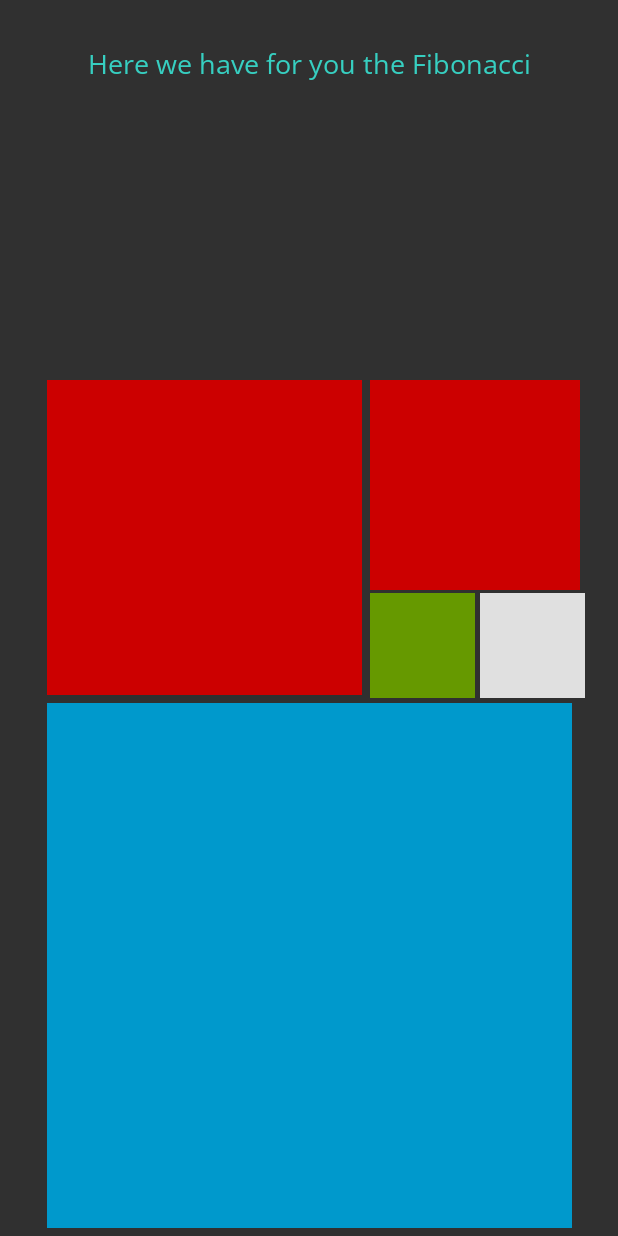
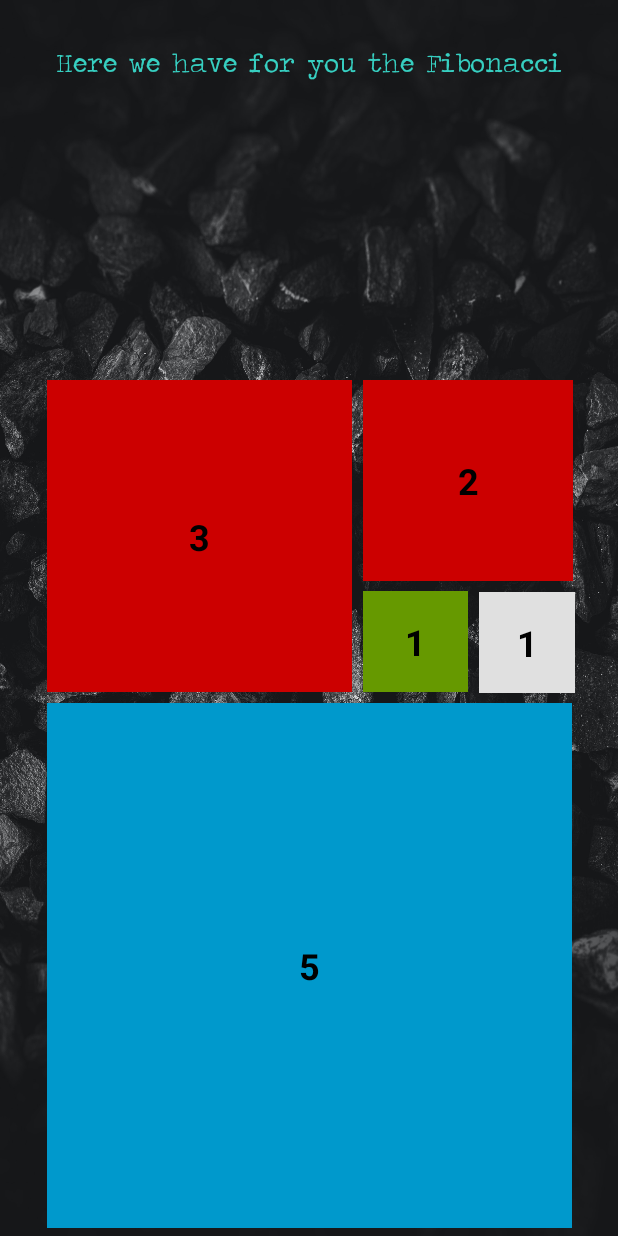
Before and after one commit to aadityaguptaa/TheGoldenRatio, an Android app: the FibonacciClock screen opened directly, with no data from a screen before it, on a phone screen of 412 x 824 dp. Run offline under Robolectric (Android 15) with nearby library versions, the phone set to English and light mode, and no system bars; Roboto replaces fonts that are not available here.

Commit message:
fibclk UI done

```diff
--- a/app/src/main/res/layout/activity_fibonacci_clock.xml
+++ b/app/src/main/res/layout/activity_fibonacci_clock.xml
@@ -4,6 +4,7 @@
     xmlns:tools="http://schemas.android.com/tools"
     android:layout_width="match_parent"
     android:layout_height="match_parent"
+    android:background="@drawable/bg"
     tools:context=".FibonacciClock">
 
     <ImageView
@@ -20,12 +21,12 @@
 
     <ImageView
         android:id="@+id/threebythree"
-        android:layout_width="210dp"
+        android:layout_width="203dp"
 
-        android:layout_height="210dp"
+        android:layout_height="208dp"
         android:layout_marginTop="5dp"
         android:layout_marginEnd="5dp"
-        android:layout_marginBottom="5dp"
+        android:layout_marginBottom="7dp"
         android:background="#e0e0e0"
         app:layout_constraintBottom_toTopOf="@+id/fivebyfive"
         app:layout_constraintEnd_toEndOf="parent"
@@ -37,8 +38,8 @@
     <ImageView
         android:id="@+id/twobytwo"
         android:layout_width="140dp"
-        android:layout_height="140dp"
-        android:layout_marginStart="5dp"
+        android:layout_height="134dp"
+        android:layout_marginStart="7dp"
 
         android:layout_marginEnd="5dp"
         android:background="#e0e0e0"
@@ -53,28 +54,26 @@
         android:id="@+id/onebyone"
         android:layout_width="70dp"
 
-        android:layout_height="70dp"
-        android:layout_marginStart="5dp"
-        android:layout_marginTop="2dp"
-        android:layout_marginBottom="3dp"
+        android:layout_height="67dp"
+        android:layout_marginStart="7dp"
+        android:layout_marginTop="7dp"
+        android:layout_marginBottom="7dp"
         android:background="#e0e0e0"
         app:layout_constraintBottom_toTopOf="@+id/fivebyfive"
         app:layout_constraintStart_toEndOf="@+id/threebythree"
-        app:layout_constraintTop_toBottomOf="@+id/twobytwo" />
+        app:layout_constraintTop_toBottomOf="@+id/twobytwo"
+        app:layout_constraintVertical_bias="1.0" />
 
     <ImageView
         android:id="@+id/onebyonetwo"
-        android:layout_width="70dp"
+        android:layout_width="64dp"
 
-        android:layout_height="70dp"
-        android:layout_marginStart="2dp"
-        android:layout_marginTop="2dp"
-        android:layout_marginEnd="22dp"
-        android:layout_marginBottom="3dp"
+        android:layout_height="67dp"
+        android:layout_marginStart="7dp"
+        android:layout_marginTop="7dp"
+        android:layout_marginBottom="7dp"
         android:background="#e0e0e0"
         app:layout_constraintBottom_toTopOf="@+id/fivebyfive"
-        app:layout_constraintEnd_toEndOf="parent"
-        app:layout_constraintHorizontal_bias="1.0"
         app:layout_constraintStart_toEndOf="@+id/onebyone"
         app:layout_constraintTop_toBottomOf="@+id/twobytwo"
         app:layout_constraintVertical_bias="0.833" />
@@ -84,9 +83,9 @@
         android:layout_width="wrap_content"
         android:layout_height="wrap_content"
         android:layout_marginTop="30dp"
-        android:fontFamily="@font/open_sans"
-        android:paddingLeft="10dp"
-        android:paddingRight="10dp"
+        android:fontFamily="@font/f1"
+        android:paddingLeft="30dp"
+        android:paddingRight="30dp"
         android:textColor="#FF37CFC1"
         android:textSize="18sp"
         app:layout_constraintEnd_toEndOf="parent"
@@ -98,9 +97,9 @@
         android:layout_width="wrap_content"
         android:layout_height="wrap_content"
         android:layout_marginTop="16dp"
-        android:fontFamily="@font/open_sans"
-        android:paddingLeft="10dp"
-        android:paddingRight="10dp"
+        android:fontFamily="@font/f1"
+        android:paddingLeft="30dp"
+        android:paddingRight="30dp"
         android:textColor="#FF37CFC1"
         android:textSize="18sp"
         app:layout_constraintEnd_toEndOf="parent"
@@ -112,9 +111,9 @@
         android:layout_width="wrap_content"
         android:layout_height="wrap_content"
         android:layout_marginTop="16dp"
-        android:fontFamily="@font/open_sans"
-        android:paddingLeft="10dp"
-        android:paddingRight="10dp"
+        android:fontFamily="@font/f1"
+        android:paddingLeft="30dp"
+        android:paddingRight="30dp"
         android:textColor="#37CFC1"
         android:textSize="18sp"
         app:layout_constraintBottom_toTopOf="@+id/threebythree"
@@ -122,4 +121,70 @@
         app:layout_constraintStart_toStartOf="parent"
         app:layout_constraintTop_toBottomOf="@+id/minutetw"
         app:layout_constraintVertical_bias="0.0" />
+
+    <TextView
+        android:id="@+id/five"
+        android:layout_width="wrap_content"
+        android:layout_height="wrap_content"
+        android:text="5"
+        android:textColor="#000000"
+        android:textSize="24sp"
+        android:textStyle="bold"
+        app:layout_constraintBottom_toBottomOf="@+id/fivebyfive"
+        app:layout_constraintEnd_toEndOf="parent"
+        app:layout_constraintStart_toStartOf="parent"
+        app:layout_constraintTop_toTopOf="@+id/fivebyfive" />
+
+    <TextView
+        android:id="@+id/three"
+        android:layout_width="wrap_content"
+        android:layout_height="wrap_content"
+        android:text="3"
+        android:textColor="#000000"
+        android:textSize="24sp"
+        android:textStyle="bold"
+        app:layout_constraintBottom_toBottomOf="@+id/threebythree"
+        app:layout_constraintEnd_toEndOf="@+id/threebythree"
+        app:layout_constraintStart_toStartOf="@+id/threebythree"
+        app:layout_constraintTop_toTopOf="@+id/threebythree" />
+
+    <TextView
+        android:id="@+id/two"
+        android:layout_width="wrap_content"
+        android:layout_height="wrap_content"
+        android:text="2"
+        android:textColor="#000000"
+        android:textSize="24sp"
+        android:textStyle="bold"
+        app:layout_constraintBottom_toBottomOf="@+id/twobytwo"
+        app:layout_constraintEnd_toEndOf="@+id/twobytwo"
+        app:layout_constraintStart_toStartOf="@+id/twobytwo"
+        app:layout_constraintTop_toTopOf="@+id/twobytwo" />
+
+    <TextView
+        android:id="@+id/oneone"
+        android:layout_width="wrap_content"
+        android:layout_height="wrap_content"
+        android:text="1"
+        android:textColor="#000000"
+        android:textSize="24sp"
+        android:textStyle="bold"
+        app:layout_constraintBottom_toBottomOf="@+id/onebyonetwo"
+        app:layout_constraintEnd_toEndOf="@+id/onebyonetwo"
+        app:layout_constraintStart_toStartOf="@+id/onebyonetwo"
+        app:layout_constraintTop_toTopOf="@+id/onebyonetwo" />
+
+    <TextView
+        android:id="@+id/one"
+        android:layout_width="wrap_content"
+        android:layout_height="wrap_content"
+        android:text="1"
+        android:textColor="#000000"
+        android:textSize="24sp"
+        android:textStyle="bold"
+        app:layout_constraintBottom_toBottomOf="@+id/onebyone"
+        app:layout_constraintEnd_toEndOf="@+id/onebyone"
+        app:layout_constraintStart_toStartOf="@+id/onebyone"
+        app:layout_constraintTop_toTopOf="@+id/onebyone" />
+
 </androidx.constraintlayout.widget.ConstraintLayout>
```
